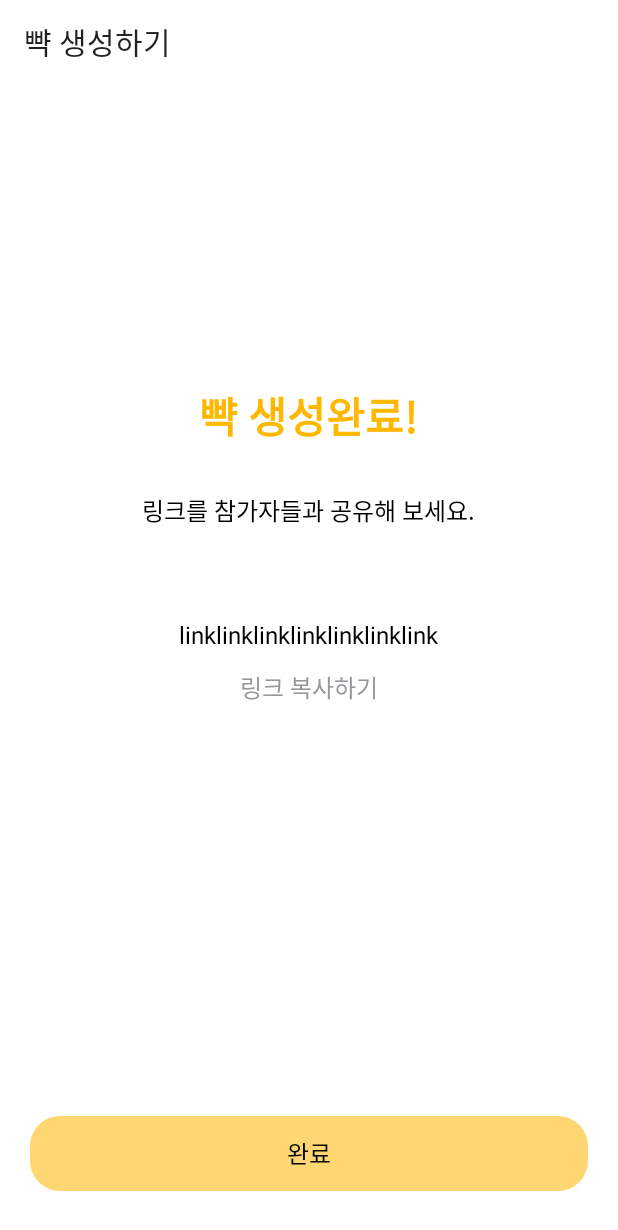
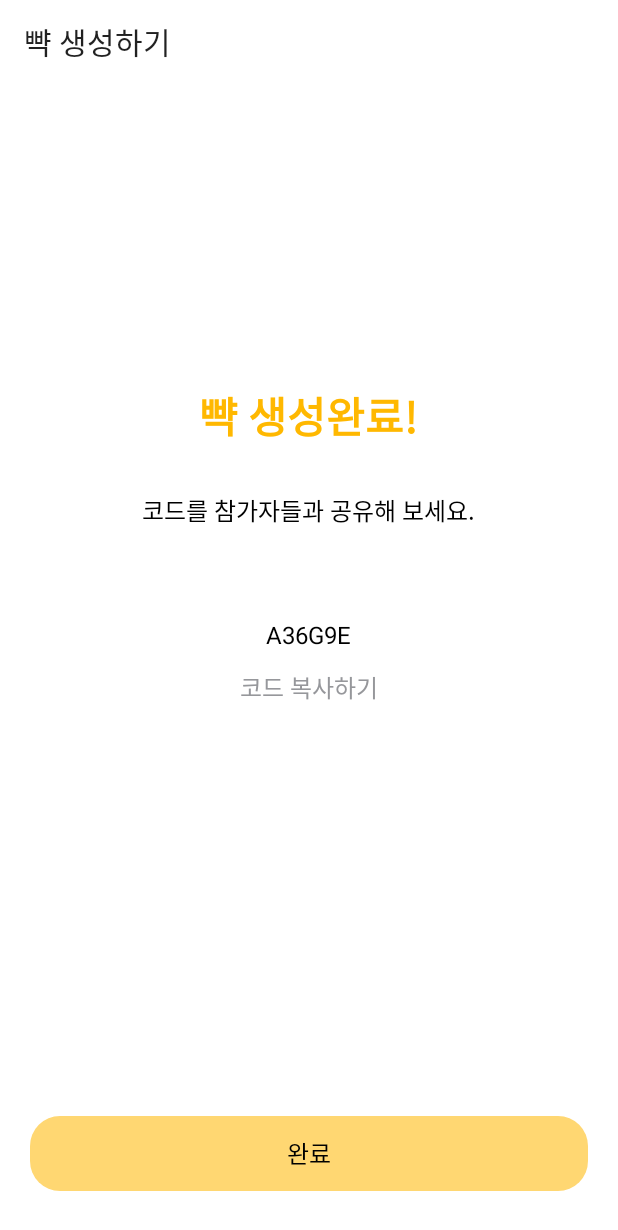
Before and after one commit to Hakbbusaeng/Bbyak, an Android app: the CreateMeetingActivity screen opened directly, with no data from a screen before it, after a tap on "생성하기", on a phone screen of 412 x 824 dp. Shown: the top 1230 px of the screen. Run offline under Robolectric (Android 15) with nearby library versions, the phone set to English and light mode, and no system bars; 2 statements that could not run were skipped.

Commit message:
Feat: change link to code

```diff
--- a/app/src/main/java/com/example/bbyak/CreateMeetingActivity.kt
+++ b/app/src/main/java/com/example/bbyak/CreateMeetingActivity.kt
@@ -15,6 +15,9 @@ class CreateMeetingActivity : AppCompatActivity() {
 
     private lateinit var binding: ActivityCreateMeetingBinding
     private lateinit var cmFragment: CreateMeetingFragment
+    private lateinit var fcmFragment: FinishCreateMeetingFragment
+
+    private lateinit var meetingCode: String
 
     override fun onCreate(savedInstanceState: Bundle?) {
         super.onCreate(savedInstanceState)
@@ -40,25 +43,29 @@ class CreateMeetingActivity : AppCompatActivity() {
                 }
             }
             FRAGMENT_FINISH_CREATE_MEETING -> {
+                createMeeting()
                 supportFragmentManager.commit {
                     setReorderingAllowed(true)
-                    replace<FinishCreateMeetingFragment>(binding.fragmentContainer.id)
+                    fcmFragment = FinishCreateMeetingFragment()
+                    fcmFragment.arguments = Bundle().apply { putString("code", meetingCode) }
+                    replace(binding.fragmentContainer.id, fcmFragment)
                     binding.btConfirm.text = "완료"
                     binding.btConfirm.setOnClickListener { finish() }
                 }
-                createMeeting()
             }
         }
     }
 
     private fun createMeeting() {
         Log.e("meeting name", cmFragment.binding.editTextMeetingName.text.toString())
-        Log.e("min headcount", cmFragment.binding.editTextMinHeadCount.text.toString())
         for (i in cmFragment.binding.selectCalendarView.selectedDates) {
             Log.e(
                 "selected date",
                 "${i.get(Calendar.YEAR)}/${i.get(Calendar.MONTH) + 1}/${i.get(Calendar.DAY_OF_MONTH)}"
             )
         }
+
+        //get code
+        meetingCode = "A36G9E"
     }
 }
--- a/app/src/main/java/com/example/bbyak/FinishCreateMeetingFragment.kt
+++ b/app/src/main/java/com/example/bbyak/FinishCreateMeetingFragment.kt
@@ -5,15 +5,23 @@ import androidx.fragment.app.Fragment
 import android.view.LayoutInflater
 import android.view.View
 import android.view.ViewGroup
+import com.example.bbyak.databinding.FragmentFinishCreateMeetingBinding
 
 class FinishCreateMeetingFragment : Fragment() {
+
+    private lateinit var binding: FragmentFinishCreateMeetingBinding
 
     override fun onCreateView(
         inflater: LayoutInflater, container: ViewGroup?,
         savedInstanceState: Bundle?
     ): View? {
-        // Inflate the layout for this fragment
-        return inflater.inflate(R.layout.fragment_finish_create_meeting, container, false)
+
+        binding = FragmentFinishCreateMeetingBinding.inflate(layoutInflater)
+
+        val code = requireArguments().getString("code")
+        binding.tvCode.text = code;
+
+        return binding.root
     }
 
 }
--- a/app/src/main/res/layout/fragment_finish_create_meeting.xml
+++ b/app/src/main/res/layout/fragment_finish_create_meeting.xml
@@ -20,15 +20,16 @@
         android:layout_width="wrap_content"
         android:layout_height="wrap_content"
         android:layout_marginTop="30dp"
-        android:text="링크를 참가자들과 공유해 보세요."
+        android:text="코드를 참가자들과 공유해 보세요."
         android:textColor="@color/black"
         android:textSize="16sp"/>
 
     <TextView
+        android:id="@+id/tvCode"
         android:layout_width="wrap_content"
         android:layout_height="wrap_content"
         android:layout_marginTop="60dp"
-        android:text="linklinklinklinklinklinklink"
+        android:text="codecode"
         android:textColor="@color/black"
         android:textSize="16sp"/>
 
@@ -36,7 +37,7 @@
         android:layout_width="wrap_content"
         android:layout_height="wrap_content"
         android:background="@null"
-        android:text="링크 복사하기"
+        android:text="코드 복사하기"
         android:textColor="@color/grey"
         android:textSize="16sp"/>
 
```
Also changed, not shown: app/src/main/res/layout/fragment_create_meeting.xml (+0 -43 lines).
